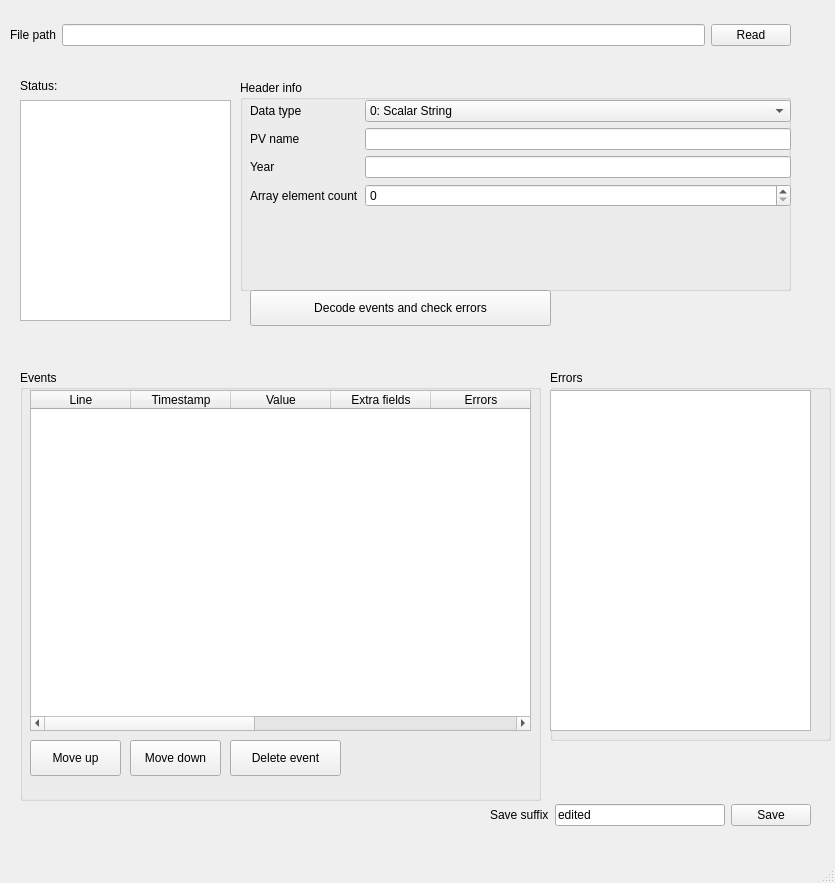
Above: aa/ui/pb_file_inspector.ui from DiamondLightSource/aapy before the change. Below: the same form after it.
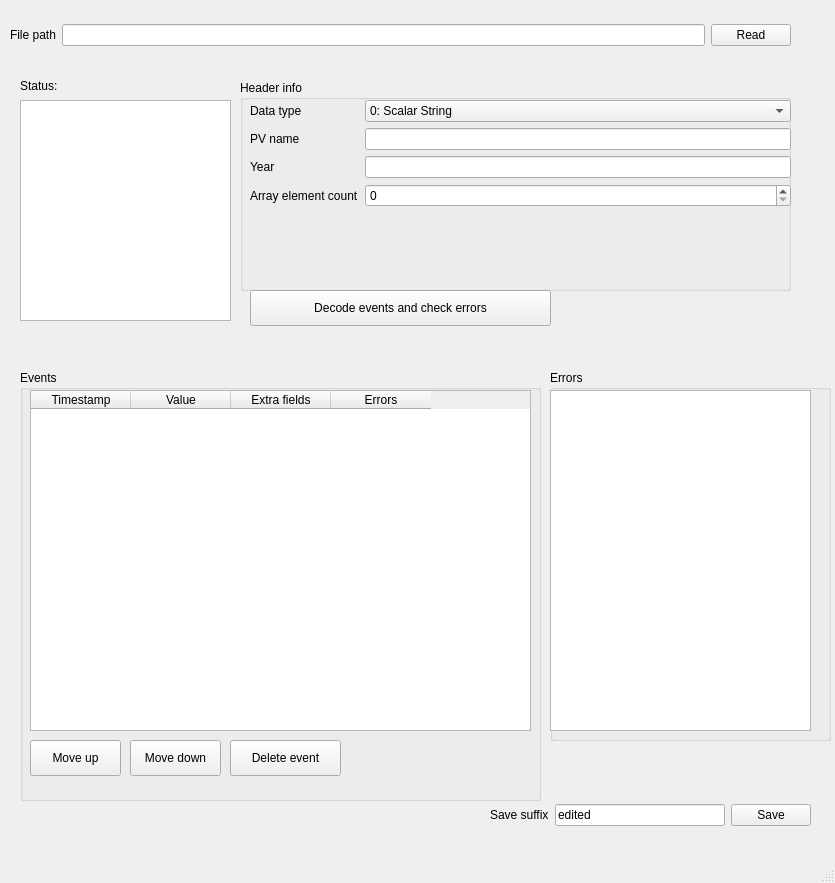
That is the form after the change.

Commit message: Can roughly display events from file and mark error lines

Diff of the .ui file:
```diff
--- a/aa/ui/pb_file_inspector.ui
+++ b/aa/ui/pb_file_inspector.ui
@@ -222,13 +222,8 @@
       </rect>
      </property>
      <property name="columnCount">
-      <number>9</number>
+      <number>4</number>
      </property>
-     <column>
-      <property name="text">
-       <string>Line</string>
-      </property>
-     </column>
      <column>
       <property name="text">
        <string>Timestamp</string>
@@ -249,10 +244,6 @@
        <string>Errors</string>
       </property>
      </column>
-     <column/>
-     <column/>
-     <column/>
-     <column/>
     </widget>
     <widget class="QPushButton" name="move_event_up_button">
      <property name="geometry">
```
The commit also changes 1 other file.
